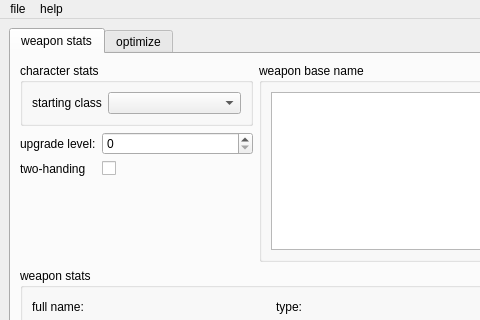
This is app/main_window.ui in hanslhansl/elden-ring-damage-optimizer as Qt 5 draws it before an edit; both pictures show x 0 to 480 and y 0 to 320 of the 845 by 606 pixel window. The edited form follows.
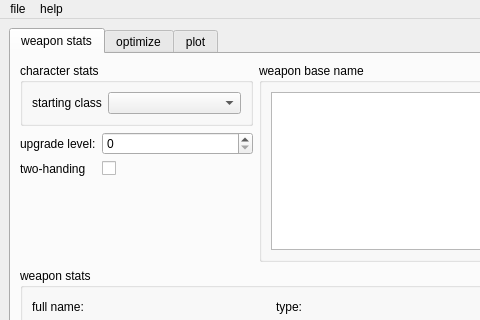
This is the edited form.

```diff
--- a/app/main_window.ui
+++ b/app/main_window.ui
@@ -352,6 +352,11 @@
         <string>optimize</string>
        </attribute>
       </widget>
+      <widget class="QWidget" name="plot">
+       <attribute name="title">
+        <string>plot</string>
+       </attribute>
+      </widget>
      </widget>
     </item>
    </layout>
```
